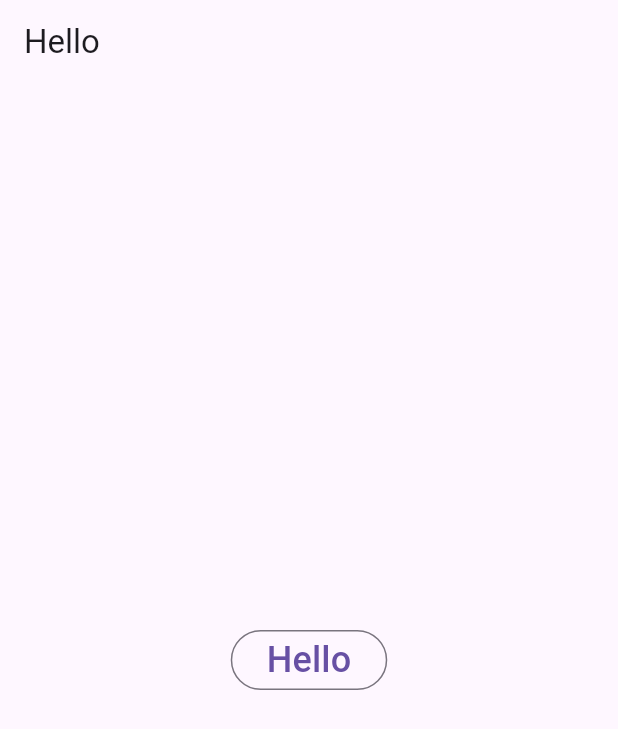
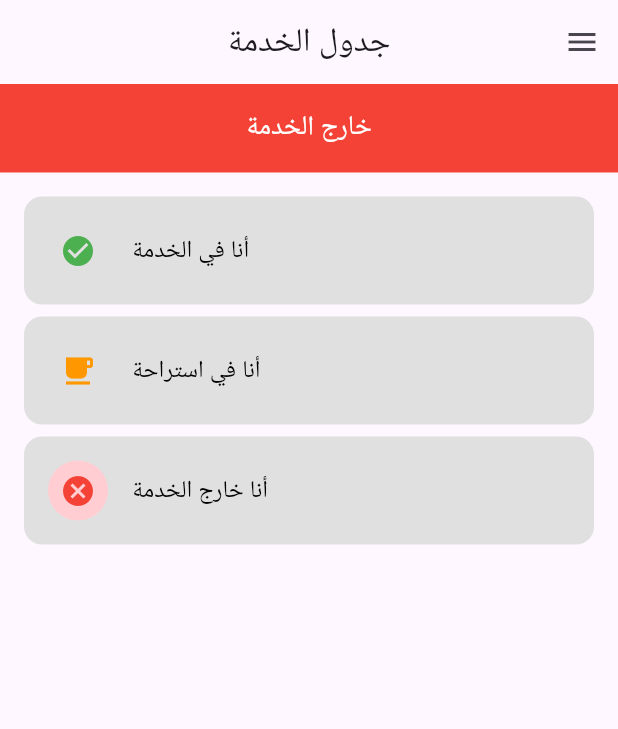
Before and after one commit to hadeelkibreet/logistics, a Flutter app: the screen it shows after launch, on a phone screen of 412 x 824 dp. Shown: the top 729 px of the screen. Run offline on Flutter 3.47's test engine with Material 3 defaults, Android fonts, the phone set to English and light mode, and no system bars; our stand-ins replace flutter_riverpod, flutter_screenutil; generated files the repository leaves out were written again.

Commit message:
add driver status screen

```diff
--- a/lib/constants/LanguagePage.dart
+++ b/lib/constants/LanguagePage.dart
@@ -25,21 +25,15 @@ class _LanguagePageState extends State<LanguagePage> {
     final AppLocale activeLocale = LocaleSettings.currentLocale;
 
     return Scaffold(
-        appBar: AppBar(
-          title: Text(t.hello),
-        ),
-        body: Center(
-          child: Column(mainAxisAlignment: MainAxisAlignment.center, children: [
-            Row(
+        body: Row(
       mainAxisAlignment: MainAxisAlignment.center,
       children: [
         Padding(
           padding: const EdgeInsets.all(8.0),
           child: OutlinedButton(
             style: OutlinedButton.styleFrom(
-                      backgroundColor: activeLocale == AppLocale.ar
-                          ? Colors.blue.shade100
-                          : null,
+              backgroundColor:
+                  activeLocale == AppLocale.ar ? Colors.blue.shade100 : null,
             ),
             onPressed: () {
               activeLocale == AppLocale.en
@@ -53,8 +47,6 @@ class _LanguagePageState extends State<LanguagePage> {
           ),
         ),
       ],
-            ),
-          ]),
     ));
   }
 }
--- /dev/null
+++ b/lib/home/driver_status/driverStatusScreen.dart
@@ -0,0 +1,172 @@
+import 'package:flutter/material.dart';
+
+class DriverStatusScreen extends StatefulWidget {
+  @override
+  _DriverStatusScreenState createState() => _DriverStatusScreenState();
+}
+
+class _DriverStatusScreenState extends State<DriverStatusScreen> {
+  bool isServes = false;
+  bool inBrack = false;
+  bool inOut = false;
+  Color borderColor1 = Colors.grey[300]!;
+  Color borderColor2 = Colors.grey[300]!;
+  Color borderColor3 = Colors.grey[300]!;
+
+  @override
+  Widget build(BuildContext context) {
+    return Scaffold(
+      appBar: AppBar(
+        title: Text('جدول الخدمة'),
+        centerTitle: true,
+        actions: [
+          IconButton(
+            icon: Icon(Icons.menu),
+            onPressed: () {},
+          ),
+        ],
+      ),
+      body: Column(
+        children: [
+          Container(
+            width: double.infinity,
+            color: Colors.red,
+            padding: EdgeInsets.all(16.0),
+            child: Text(
+              'خارج الخدمة',
+              textAlign: TextAlign.center,
+              style: TextStyle(color: Colors.white, fontSize: 18),
+            ),
+          ),
+          Expanded(
+            child: ListView(
+              padding: EdgeInsets.all(16.0),
+              children: [
+                buildStatusOption(
+                  icon: Icons.check_circle,
+                  iconColor: Colors.green,
+                  text: 'أنا في الخدمة',
+                  borderColor: borderColor1,
+                  iconBgColor: Colors.grey[300]!,
+                  NumberOfser: 1,
+                  isServes: isServes,
+                  inBrack: inBrack,
+                  inOut: inOut,
+                  onPressed: () {
+                    setState(() {
+                      isServes = true;
+                      inBrack = false;
+                      inOut = false;
+                      borderColor1 = Colors.green;
+                      borderColor2 = Colors.grey[300]!;
+                      borderColor3 = Colors.grey[300]!;
+                    });
+                  },
+                ),
+                SizedBox(height: 8),
+                buildStatusOption(
+                  icon: Icons.free_breakfast,
+                  iconColor: Colors.orange,
+                  text: 'أنا في استراحة',
+                  borderColor: borderColor2,
+                  iconBgColor: Colors.grey[300]!,
+                  NumberOfser: 2,
+                  isServes: isServes,
+                  inBrack: inBrack,
+                  inOut: inOut,
+                  onPressed: () {
+                    setState(() {
+                      isServes = false;
+                      inBrack = true;
+                      inOut = false;
+                      borderColor1 = Colors.grey[300]!;
+                      borderColor2 = Colors.amber;
+                      borderColor3 = Colors.grey[300]!;
+                    });
+                  },
+                ),
+                SizedBox(height: 8),
+                buildStatusOption(
+                  icon: Icons.cancel,
+                  iconColor: Colors.red,
+                  text: 'أنا خارج الخدمة',
+                  borderColor: Colors.grey[300]!,
+                  iconBgColor: Colors.red[100]!,
+                  textColor: Colors.black,
+                  NumberOfser: 3,
+                  isServes: isServes,
+                  inBrack: inBrack,
+                  inOut: inOut,
+                  onPressed: () {
+                    setState(() {
+                      isServes = false;
+                      inBrack = false;
+                      inOut = true;
+
+                      borderColor1 = Colors.grey[300]!;
+                      borderColor2 = Colors.grey[300]!;
+                      borderColor3 = Colors.red;
+                    });
+                  },
+                ),
+              ],
+            ),
+          ),
+        ],
+      ),
+    );
+  }
+
+  Widget buildStatusOption({
+    required IconData icon,
+    required Color iconColor,
+    required String text,
+    required Color borderColor,
+    required Color iconBgColor,
+    required int NumberOfser,
+    required bool isServes,
+    required bool inBrack,
+    required bool inOut,
+    Color textColor = Colors.black,
+    required VoidCallback onPressed,
+  }) {
+    Color optionBgColor = borderColor; // تعيين لون الخلفية الافتراضي
+
+    // التحقق من الخيار المحدد وتعيين لون الخلفية بناءً على ذلك
+    if (NumberOfser == 1 && isServes) {
+      optionBgColor = Colors.green; // لون خلفية الخيار الأول
+    } else if (NumberOfser == 2 && inBrack) {
+      optionBgColor = Colors.orange; // لون خلفية الخيار الثاني
+    } else if (NumberOfser == 3 && inOut) {
+      optionBgColor = Colors.red; // لون خلفية الخيار الثالث
+    }
+
+    return Container(
+      decoration: BoxDecoration(
+        color: optionBgColor,
+        borderRadius: BorderRadius.circular(12.0),
+      ),
+      padding: EdgeInsets.all(16.0),
+      child: GestureDetector(
+        onTap: onPressed,
+        child: Row(
+          children: [
+            Container(
+              padding: EdgeInsets.all(8.0),
+              decoration: BoxDecoration(
+                color: iconBgColor,
+                shape: BoxShape.circle,
+              ),
+              child: Icon(icon, color: iconColor, size: 24),
+            ),
+            SizedBox(width: 16),
+            Text(
+              text,
+              style: TextStyle(color: textColor, fontSize: 16),
+            ),
+          ],
+        ),
+      ),
+    );
+  }
+}
--- a/lib/logistic_app.dart
+++ b/lib/logistic_app.dart
@@ -1,7 +1,7 @@
 import 'package:flutter/material.dart';
 import 'package:flutter_localizations/flutter_localizations.dart';
 import 'package:flutter_screenutil/flutter_screenutil.dart';
-import 'package:logistics/constants/LanguagePage.dart';
+import 'package:logistics/home/driver_status/driverStatusScreen.dart';
 
 import 'i18n/strings.g.dart'
     show AppLocaleUtils, LocaleSettings, TranslationProvider;
@@ -21,7 +21,7 @@ class LogisticsApp extends StatelessWidget {
         theme: ThemeData(
           useMaterial3: true,
         ),
-        home: LanguagePage(),
+        home: DriverStatusScreen(),
       ),
     );
   }
```
Also changed, not shown: lib/auth/login.dart (+41 -18 lines), lib/i18n/strings.i18n.json (+6 -1 lines), lib/i18n/strings_ar.i18n.json (+8 -2 lines), pubspec.yaml (+3 -4 lines), lib/i18n/strings.g.dart, 1 other file. Lines whose indentation alone changed are shown as unchanged.
